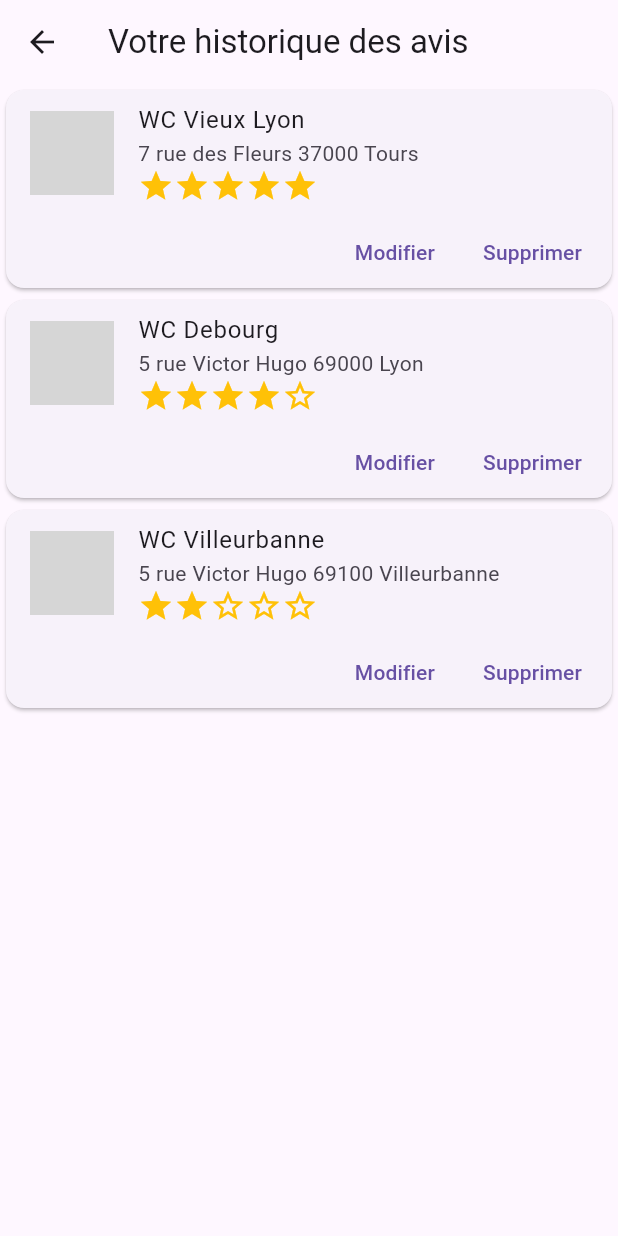
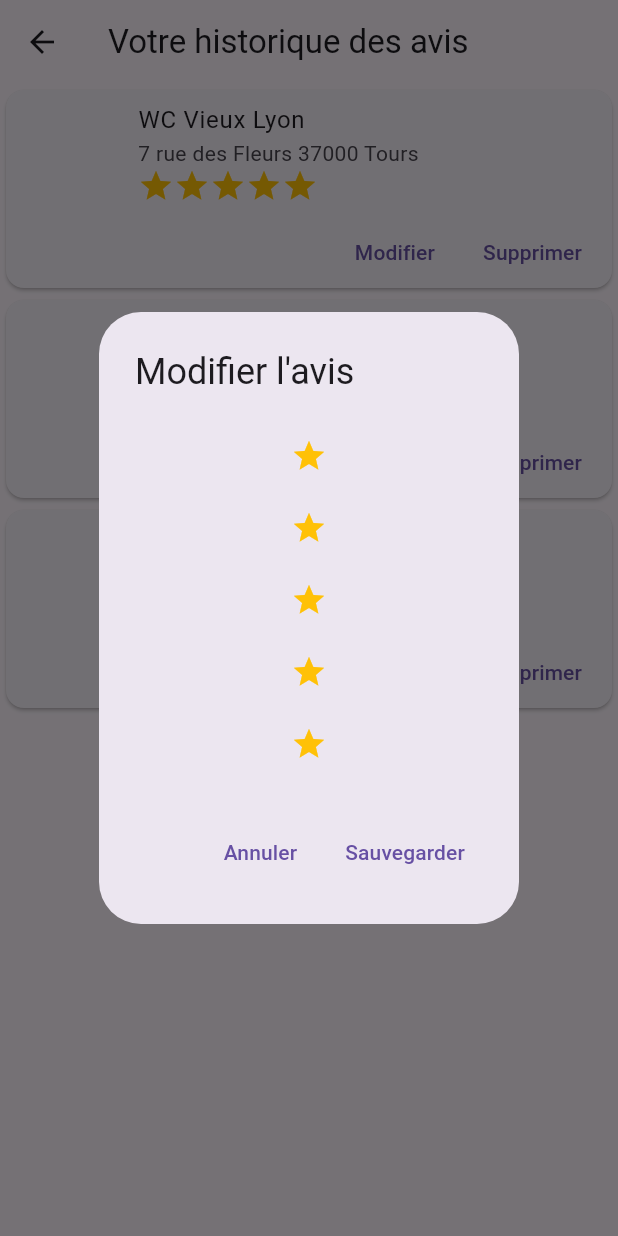
Before and after one commit to YOUPIDOK/cs-rust-flutter, a Flutter app: the ReviewHistory screen opened directly, after a tap on "Modifier", on a phone screen of 412 x 824 dp. Run offline on Flutter 3.47's test engine with Material 3 defaults, Android fonts, the phone set to English and light mode, and no system bars; our stand-ins replace built_collection, built_value, flutter_riverpod, go_router, hive, riverpod_annotation and 2 more; missing offline and left inert: ferry, ferry_exec, ferry_hive_store, gql, gql_code_builder, gql_exec and 2 more; accounts and stored records are empty; generated files the repository leaves out were written again; network calls fail; project files that could hold a hidden picture were left out; grey boxes are pictures that could not be loaded.

```diff
--- a/app/lib/src/features/settings/review_history/review_history.dart
+++ b/app/lib/src/features/settings/review_history/review_history.dart
@@ -1,34 +1,91 @@
 import 'package:flutter/material.dart';
 
-class ReviewHistory extends StatelessWidget {
+class ReviewHistory extends StatefulWidget {
   const ReviewHistory({super.key});
+
+  @override
+  _ReviewHistoryState createState() => _ReviewHistoryState();
+}
+
+class _ReviewHistoryState extends State<ReviewHistory> {
+  List<Map<String, dynamic>> reviews = [
+    {'title': 'WC Vieux Lyon', 'subtitle': '7 rue des Fleurs 37000 Tours', 'starCount': 5},
+    {'title': 'WC Debourg', 'subtitle': '5 rue Victor Hugo 69000 Lyon', 'starCount': 4},
+    {'title': 'WC Villeurbanne', 'subtitle': '5 rue Victor Hugo 69100 Villeurbanne', 'starCount': 2},
+  ];
+
+  void _editReview(int index) {
+    showDialog(
+      context: context,
+      builder: (BuildContext context) {
+        int newStarCount = reviews[index]['starCount'];
+        return AlertDialog(
+          title: Text('Modifier l\'avis'),
+          content: Column(
+            mainAxisSize: MainAxisSize.min,
+            children: List.generate(5, (i) {
+              return IconButton(
+                icon: Icon(
+                  i < newStarCount ? Icons.star : Icons.star_border,
+                  color: Colors.amber,
+                ),
+                onPressed: () {
+                  setState(() {
+                    newStarCount = i + 1;
+                  });
+                },
+              );
+            }),
+          ),
+          actions: <Widget>[
+            TextButton(
+              child: const Text('Annuler'),
+              onPressed: () {
+                Navigator.of(context).pop();
+              },
+            ),
+            TextButton(
+              child: const Text('Sauvegarder'),
+              onPressed: () {
+                setState(() {
+                  reviews[index]['starCount'] = newStarCount;
+                });
+                Navigator.of(context).pop();
+              },
+            ),
+          ],
+        );
+      },
+    );
+  }
+
+  void _deleteReview(int index) {
+    setState(() {
+      reviews.removeAt(index);
+    });
+  }
 
   @override
   Widget build(BuildContext context) {
     return Scaffold(
       appBar: AppBar(title: const Text('Votre historique des avis')),
-      body: const CardExample(),
-    );
-  }
-}
-
-class CardExample extends StatelessWidget {
-  const CardExample({super.key});
-
-  @override
-  Widget build(BuildContext context) {
-    return SingleChildScrollView(
-      child: Column(
-        children: <Widget>[
-          cardWithRating('WC Vieux Lyon', '7 rue des Fleurs 37000 Tours', 5),
-          cardWithRating('WC Debourg', '5 rue Victor Hugo 69000 Lyon', 4),
-          cardWithRating('WC Villeurbanne', '5 rue Victor Hugo 69100 Villeurbanne', 2),
-        ],
+      body: SingleChildScrollView(
+        child: Column(
+          children: List.generate(reviews.length, (index) {
+            return cardWithRating(
+              reviews[index]['title'],
+              reviews[index]['subtitle'],
+              reviews[index]['starCount'],
+                  () => _editReview(index),
+                  () => _deleteReview(index),
+            );
+          }),
+        ),
       ),
     );
   }
 
-  Widget cardWithRating(String title, String subtitle, int starCount) {
+  Widget cardWithRating(String title, String subtitle, int starCount, VoidCallback onEdit, VoidCallback onDelete) {
     return Card(
       child: Column(
         mainAxisSize: MainAxisSize.min,
@@ -56,12 +113,12 @@ class CardExample extends StatelessWidget {
             children: <Widget>[
               TextButton(
                 child: const Text('Modifier'),
-                onPressed: () {/* ... */},
+                onPressed: onEdit,
               ),
               const SizedBox(width: 8),
               TextButton(
                 child: const Text('Supprimer'),
-                onPressed: () {/* ... */},
+                onPressed: onDelete,
               ),
               const SizedBox(width: 8),
             ],
@@ -71,3 +128,9 @@ class CardExample extends StatelessWidget {
     );
   }
 }
+
+void main() {
+  runApp(MaterialApp(
+    home: ReviewHistory(),
+  ));
+}
--- a/app/lib/src/routing/app_router.dart
+++ b/app/lib/src/routing/app_router.dart
@@ -2,6 +2,7 @@ import 'package:app/src/features/authentication/data/auth_repository.dart';
 import 'package:app/src/features/home/presentation/home_screen.dart';
 import 'package:app/src/features/shared_preferences/data/shared_preferences_repository.dart';
 import 'package:app/src/features/toilettes/presentation/toilettes_screen.dart';
+import 'package:app/src/features/settings/settings_screen.dart';
 import 'package:flutter/material.dart';
 import 'package:flutter_riverpod/flutter_riverpod.dart';
 import 'package:go_router/go_router.dart';
@@ -13,11 +14,8 @@ part 'app_router.g.dart';
 
 enum AppRoute {
   home,
-
-  /// Toilettes
   toilettes,
-
-  // Account
+  settings
 }
 
 // private navigators
@@ -66,6 +64,13 @@ GoRouter goRouter(GoRouterRef ref) {
               path: '/toilettes',
               name: AppRoute.toilettes.name,
               pageBuilder: (context, state) => pageFadeTransition(context, state, const ToilettesScreen()),
+            ),
+          ]),
+          StatefulShellBranch(routes: <RouteBase>[
+            GoRoute(
+              path: '/settings',
+              name: AppRoute.settings.name,
+              pageBuilder: (context, state) => pageFadeTransition(context, state, const SettingsScreen()),
             ),
           ]),
         ],
@@ -147,4 +152,10 @@ List<ScaffoldWithNavBarTabItem> getTabs(BuildContext context) => [
     activeIcon: Icon(Icons.map),
     label: "Search",
   ),
+  const ScaffoldWithNavBarTabItem(
+    initialLocation: '/settings',
+    icon: Icon(Icons.settings_outlined),
+    activeIcon: Icon(Icons.settings),
+    label: "Settings",
+  ),
 ];
```
Also changed, not shown: app/lib/src/features/settings/personal_information/personal_information.dart (+11 -4 lines). Lines whose indentation alone changed are shown as unchanged.
